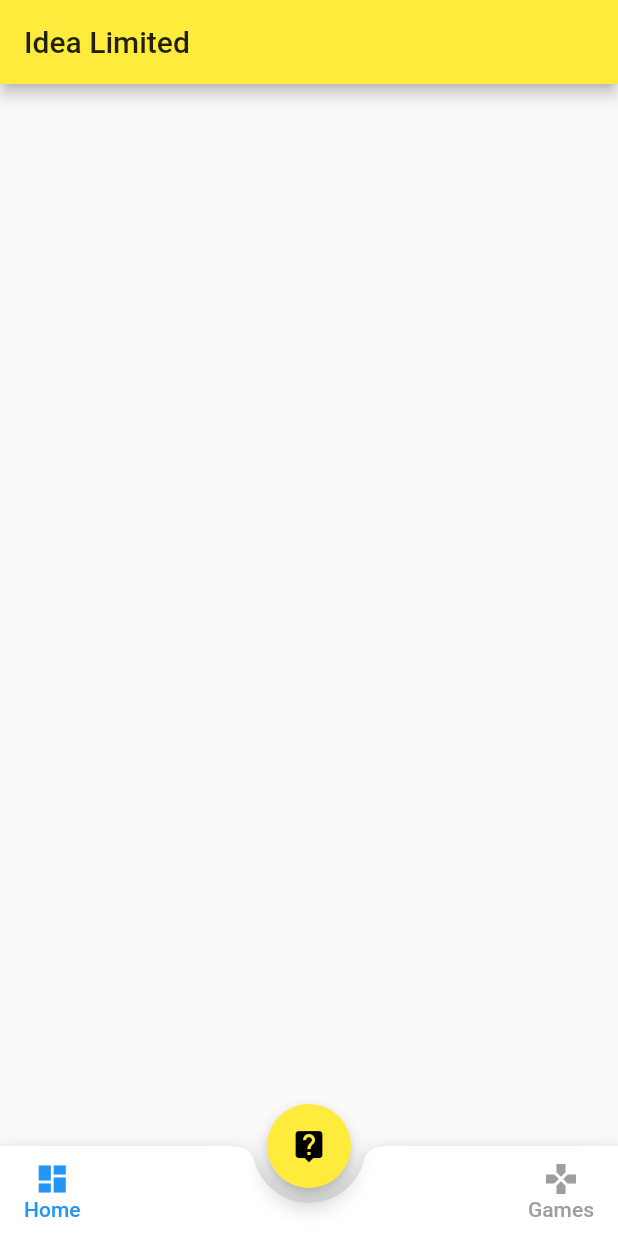
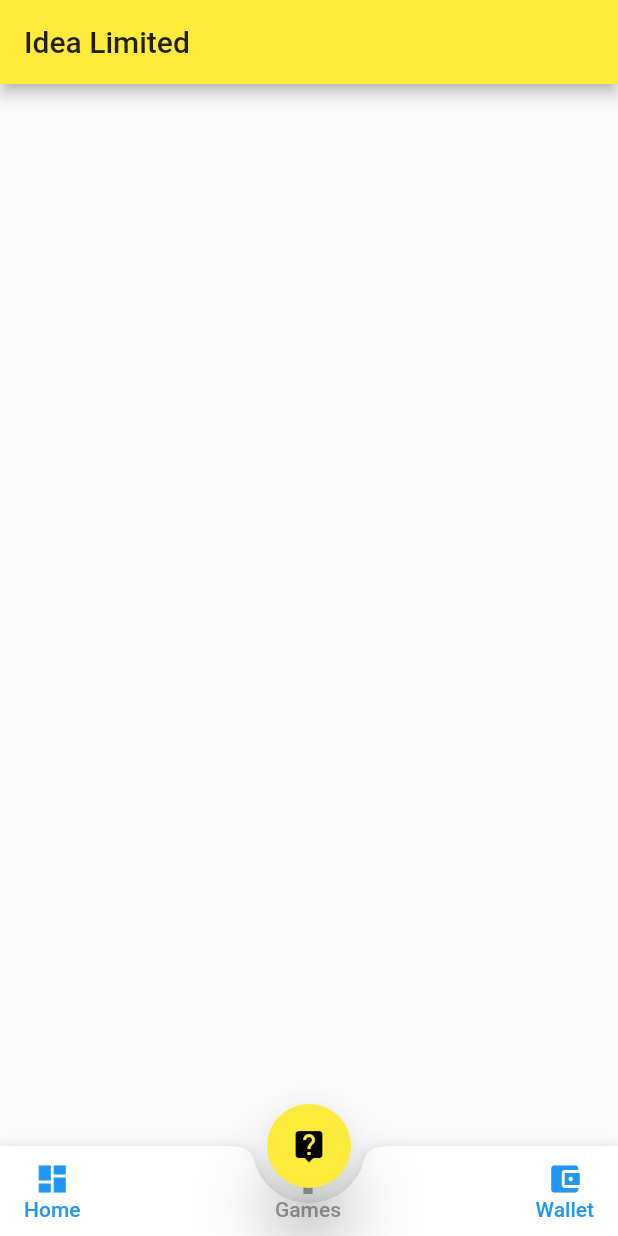
Before and after one commit to kohinoor98/VIL, a Flutter app: the screen it shows after launch, on a phone screen of 412 x 824 dp. Run offline on Flutter 3.47's test engine with Material 2 defaults, Android fonts, the phone set to English and light mode, and no system bars; missing offline and left inert: flutter_dialogflow; project files that could hold a hidden picture were left out.

```diff
--- a/lib/Game/Ghome.dart
+++ b/lib/Game/Ghome.dart
@@ -4,10 +4,10 @@ import 'package:VIL/Game/quizpage.dart';
 
 class Ghomepage extends StatefulWidget {
   @override
-  _homepageState createState() => _homepageState();
+  _GhomepageState createState() => _GhomepageState();
 }
 
-class _homepageState extends State<Ghomepage> {
+class _GhomepageState extends State<Ghomepage> {
 
   List<String> images = [
     "images/py.png",
--- a/lib/Game/splash.dart
+++ b/lib/Game/splash.dart
@@ -4,10 +4,10 @@ import 'package:VIL/Game/Ghome.dart';
 
 class GameSplashscreen extends StatefulWidget {
   @override
-  _splashscreenState createState() => _splashscreenState();
+  _GsplashscreenState createState() => _GsplashscreenState();
 }
 
-class _splashscreenState extends State<GameSplashscreen> {
+class _GsplashscreenState extends State<GameSplashscreen> {
 
   @override
   void initState(){
--- a/lib/pages/games.dart
+++ b/lib/pages/games.dart
@@ -1,5 +1,4 @@
 import 'package:flutter/material.dart';
-import 'package:VIL/Game/splash.dart';
 
 class Games extends StatefulWidget {
   @override
--- a/lib/pages/home.dart
+++ b/lib/pages/home.dart
@@ -3,7 +3,7 @@ import 'package:VIL/pages/games.dart';
 import 'package:flutter/material.dart';
 import 'package:VIL/Bot/bot_file.dart';
 import 'package:VIL/Game/Ghome.dart';
-
+import 'package:VIL/pages/wallet.dart';
 class Home extends StatefulWidget {
   @override
   _HomeState createState() => _HomeState();
@@ -31,6 +31,7 @@ class _HomeState extends State<Home> {
       ),
       floatingActionButton: FloatingActionButton(
         child: Icon(Icons.live_help),
+        elevation: 20.0,
         onPressed: () {
           Navigator.push(
             context,
@@ -78,6 +79,7 @@ class _HomeState extends State<Home> {
                 ],
               ),
 
+
               // Right Tab bar icons
 
               Row(
@@ -109,7 +111,43 @@ class _HomeState extends State<Home> {
                     ),
                   )
                 ],
-              )
+              ),
+
+
+
+              Row(
+                crossAxisAlignment: CrossAxisAlignment.start,
+                children: <Widget>[
+                  MaterialButton(
+                    minWidth: 40,
+                    onPressed: () {
+                      setState(() {
+                        currentScreen =
+                            Wallet(); // if user taps on this dashboard tab will be active
+                        currentTab = 0;
+                      });
+                    },
+                    child: Column(
+                      mainAxisAlignment: MainAxisAlignment.center,
+                      children: <Widget>[
+                        Icon(
+                          Icons.account_balance_wallet,
+                          color: currentTab == 0 ? Colors.blue : Colors.grey,
+                        ),
+                        Text(
+                          'Wallet',
+                          style: TextStyle(
+                            color: currentTab == 0 ? Colors.blue : Colors.grey,
+                          ),
+                        ),
+                      ],
+                    ),
+                  ),
+                ],
+              ),
+
+
+
             ],
           ),
         ),
--- /dev/null
+++ b/lib/pages/wallet.dart
@@ -0,0 +1,19 @@
+import "package:flutter/material.dart";
+
+
+
+class Wallet extends StatefulWidget {
+  @override
+  _WalletState createState() => _WalletState();
+}
+
+class _WalletState extends State<Wallet> {
+  @override
+  Widget build(BuildContext context) {
+    return Scaffold(
+      appBar: AppBar(
+        title: Text('Wallet'),
+      ),
+    );
+  }
+}
```
